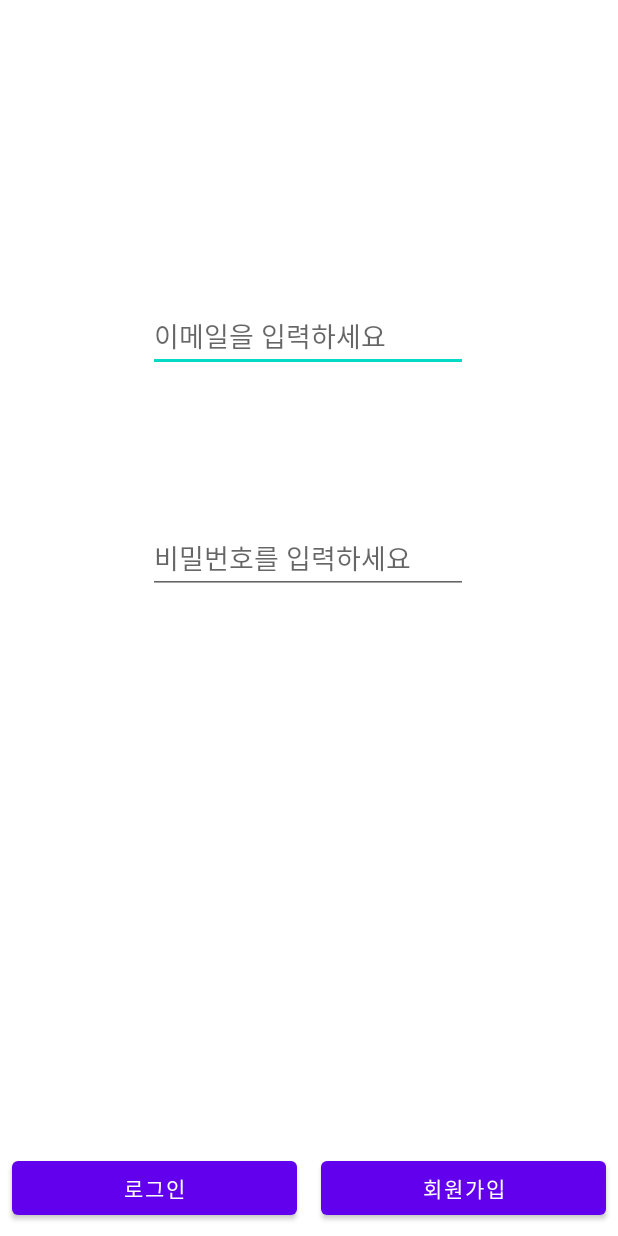
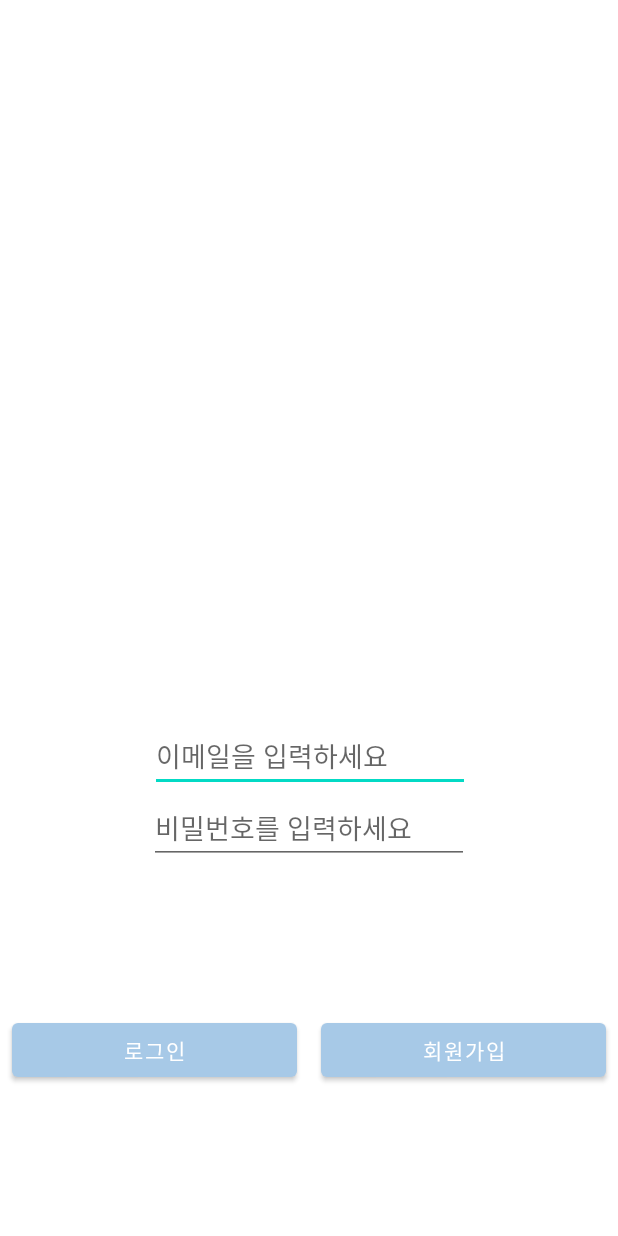
Before and after one commit to KKM1502/S_Old_Book, an Android app: the layout activity_login.xml on its own in the app's theme, with its tools: preview values and no code run, on a phone screen of 412 x 824 dp. Run offline under Robolectric (Android 15) with nearby library versions, the phone set to English and light mode, and no system bars.

Commit message:
color/login ui /

```diff
--- a/app/src/main/res/layout/activity_login.xml
+++ b/app/src/main/res/layout/activity_login.xml
@@ -10,30 +10,15 @@
         android:id="@+id/et_email"
         android:layout_width="wrap_content"
         android:layout_height="wrap_content"
-        android:layout_marginTop="200dp"
+        android:layout_marginTop="480dp"
         android:ems="10"
         android:hint="이메일을 입력하세요"
         android:inputType="textEmailAddress"
         android:minHeight="48dp"
         app:layout_constraintEnd_toEndOf="parent"
-        app:layout_constraintHorizontal_bias="0.497"
+        app:layout_constraintHorizontal_bias="0.502"
         app:layout_constraintStart_toStartOf="parent"
         app:layout_constraintTop_toTopOf="parent"
-        tools:ignore="SpeakableTextPresentCheck" />
-
-    <EditText
-        android:id="@+id/et_pwd"
-        android:layout_width="wrap_content"
-        android:layout_height="wrap_content"
-        android:layout_marginTop="100dp"
-        android:ems="10"
-        android:hint="비밀번호를 입력하세요"
-        android:inputType="textPassword"
-        android:minHeight="48dp"
-        app:layout_constraintEnd_toEndOf="parent"
-        app:layout_constraintHorizontal_bias="0.497"
-        app:layout_constraintStart_toStartOf="parent"
-        app:layout_constraintTop_toBottomOf="@+id/et_email"
         tools:ignore="SpeakableTextPresentCheck" />
 
     <Button
@@ -41,18 +26,39 @@
         android:layout_width="0dp"
         android:layout_height="wrap_content"
         android:layout_margin="8dp"
+        android:layout_marginStart="8dp"
+        android:layout_marginEnd="8dp"
+        android:layout_marginBottom="4dp"
         android:text="로그인"
         app:layout_constraintBottom_toBottomOf="parent"
         app:layout_constraintEnd_toStartOf="@+id/btn_register"
-        app:layout_constraintStart_toStartOf="parent" />
+        app:layout_constraintStart_toStartOf="parent"
+        app:layout_constraintTop_toBottomOf="@+id/et_pwd" />
 
     <Button
         android:id="@+id/btn_register"
         android:layout_width="0dp"
         android:layout_height="wrap_content"
         android:layout_margin="8dp"
+        android:layout_marginStart="8dp"
+        android:layout_marginEnd="8dp"
         android:text="회원가입"
         app:layout_constraintBottom_toBottomOf="parent"
         app:layout_constraintEnd_toEndOf="parent"
-        app:layout_constraintStart_toEndOf="@+id/btn_login" />
+        app:layout_constraintStart_toEndOf="@+id/btn_login"
+        app:layout_constraintTop_toBottomOf="@+id/et_pwd" />
+
+    <EditText
+        android:id="@+id/et_pwd"
+        android:layout_width="wrap_content"
+        android:layout_height="wrap_content"
+        android:ems="10"
+        android:hint="비밀번호를 입력하세요"
+        android:inputType="textPassword"
+        android:minHeight="48dp"
+        app:layout_constraintEnd_toEndOf="parent"
+        app:layout_constraintStart_toStartOf="parent"
+        app:layout_constraintTop_toBottomOf="@+id/et_email"
+        tools:ignore="SpeakableTextPresentCheck" />
+
 </androidx.constraintlayout.widget.ConstraintLayout>
--- a/app/src/main/res/values/colors.xml
+++ b/app/src/main/res/values/colors.xml
@@ -7,4 +7,7 @@
     <color name="teal_700">#FF018786</color>
     <color name="black">#FF000000</color>
     <color name="white">#FFFFFFFF</color>
+    <color name="lightblue">#A7C9E7</color>
+    <color name="graygray">#86859C</color>
+    <color name="blueblue">#19305A</color>
 </resources>
--- a/app/src/main/res/values/themes.xml
+++ b/app/src/main/res/values/themes.xml
@@ -1,9 +1,12 @@
 <resources xmlns:tools="http://schemas.android.com/tools">
     <!-- Base application theme. -->
     <style name="Theme.SEMYUNG_OLD_BOOK_KKM" parent="Theme.MaterialComponents.DayNight.DarkActionBar">
+        <!--타이틀바제거-->
+        <item name="windowActionBar">false</item>
+        <item name="windowNoTitle">true</item>
         <!-- Primary brand color. -->
-        <item name="colorPrimary">@color/purple_500</item>
-        <item name="colorPrimaryVariant">@color/purple_700</item>
+        <item name="colorPrimary">@color/lightblue</item>  <!--기본색-->
+        <item name="colorPrimaryVariant">@color/blueblue</item> <!--상단바-->
         <item name="colorOnPrimary">@color/white</item>
         <!-- Secondary brand color. -->
         <item name="colorSecondary">@color/teal_200</item>
```
